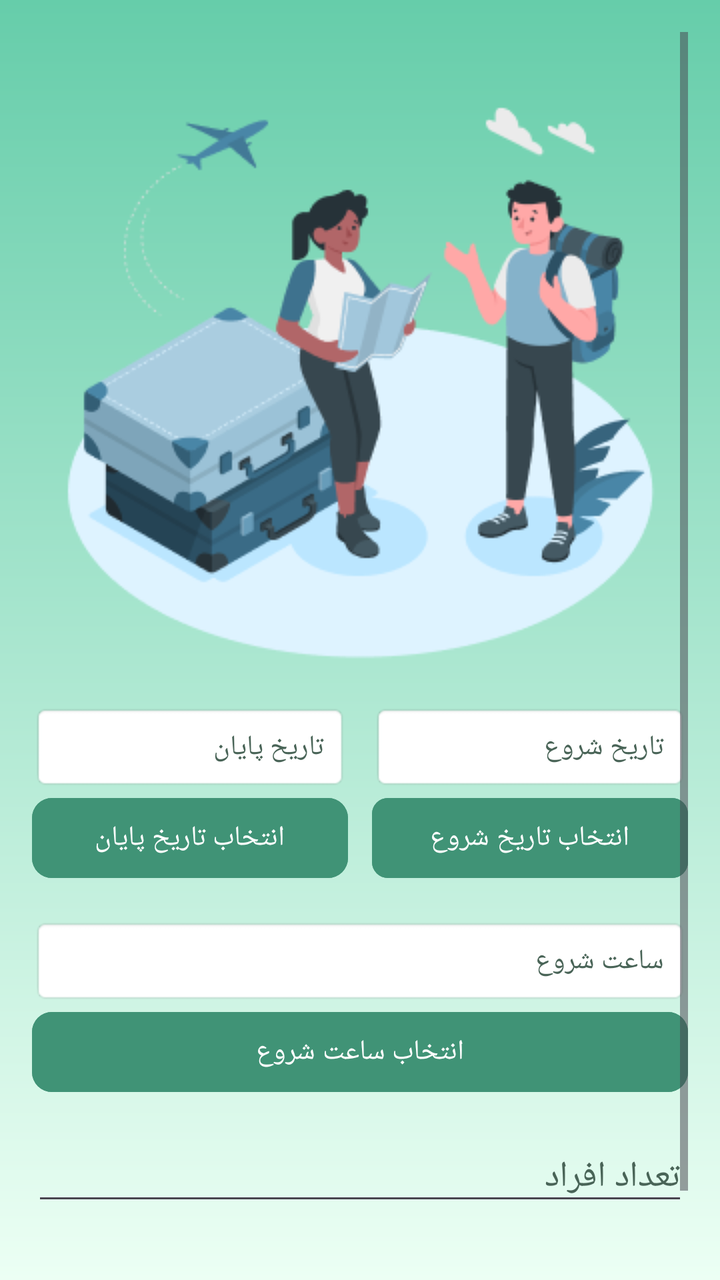
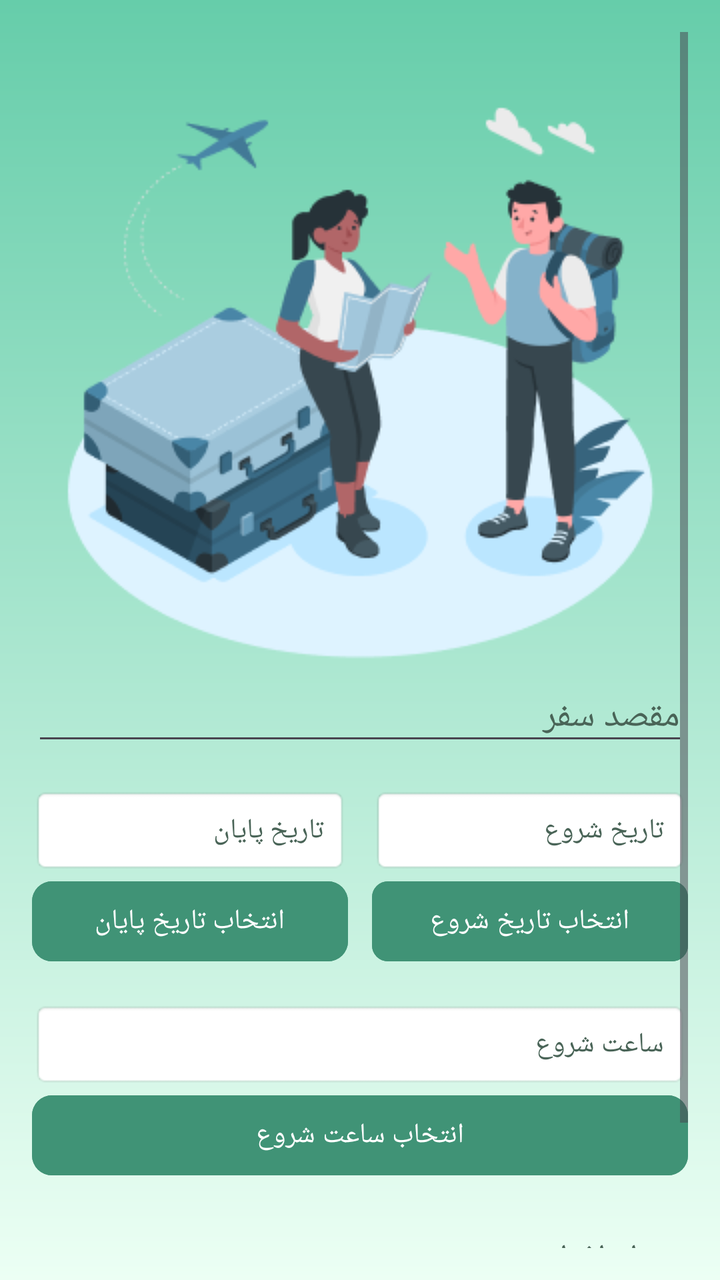

Before-and-after screenshots of an Android layout around one commit, followed by the original layout XML and the change that was made.
<!-- AndroidManifest.xml: application theme Theme.TripMate -->
<!-- res/layout/activity_new_trip.xml -->
<ScrollView xmlns:android="http://schemas.android.com/apk/res/android"
    android:layout_width="match_parent"
    android:layout_height="match_parent"
    xmlns:app="http://schemas.android.com/apk/res-auto"
    android:padding="16dp"
    android:background="@drawable/gradient_background">

    <LinearLayout
        android:layout_width="match_parent"
        android:layout_height="wrap_content"
        android:orientation="vertical"
        android:gravity="center"
        android:layout_marginTop="20dp">

        <ImageView
            android:layout_width="300dp"
            android:layout_height="300dp"
            android:adjustViewBounds="true"
            android:src="@drawable/trip" />

        
        <LinearLayout
            android:layout_width="match_parent"
            android:layout_height="wrap_content"
            android:orientation="horizontal"
            android:layout_marginTop="16dp"
            android:gravity="center"
            android:layoutDirection="rtl">

            
            <LinearLayout
                android:layout_width="0dp"
                android:layout_weight="1"
                android:layout_height="wrap_content"
                android:orientation="vertical">

                <TextView

                    android:id="@+id/tvStartDate"
                    android:layout_width="match_parent"
                    android:layout_height="wrap_content"
                    android:hint="تاریخ شروع"
                    android:fontFamily="@font/vazirmatn"
                    android:padding="12dp"
                    android:background="@android:drawable/editbox_background"
                    android:textColor="#0B2A1C"
                    android:textColorHint="#496457"
                    />

                <Button
                    android:id="@+id/btnSelectStartDate"
                    android:layout_width="match_parent"
                    android:layout_height="wrap_content"
                    android:backgroundTint="#409376"
                    android:fontFamily="@font/vazirmatn"
                    app:cornerRadius="8dp"
                    android:text="انتخاب تاریخ شروع" />
            </LinearLayout>

            <Space
                android:layout_width="12dp"
                android:layout_height="wrap_content" />

            
            <LinearLayout
                android:layout_width="0dp"
                android:layout_weight="1"
                android:layout_height="wrap_content"
                android:orientation="vertical">

                <TextView
                    android:id="@+id/tvEndDate"
                    android:layout_width="match_parent"
                    android:layout_height="wrap_content"
                    android:hint="تاریخ پایان"
                    android:fontFamily="@font/vazirmatn"
                    android:padding="12dp"
                    android:background="@android:drawable/editbox_background"
                    android:textColor="#0B2A1C"
                    android:textColorHint="#496457"
                    />

                <Button
                    android:id="@+id/btnSelectEndDate"
                    android:layout_width="match_parent"
                    android:layout_height="wrap_content"
                    android:backgroundTint="#409376"
                    android:fontFamily="@font/vazirmatn"
                    app:cornerRadius="10dp"

                    android:text="انتخاب تاریخ پایان" />
            </LinearLayout>
        </LinearLayout>

        
        <LinearLayout
            android:layout_width="match_parent"
            android:layout_height="wrap_content"
            android:orientation="vertical"
            android:layout_marginTop="16dp">

            <TextView
                android:id="@+id/tvStartTime"
                android:layout_width="match_parent"
                android:layout_height="wrap_content"
                android:hint="ساعت شروع"
                android:fontFamily="@font/vazirmatn"
                android:padding="12dp"
                android:background="@android:drawable/editbox_background"
                android:textColor="#0B2A1C"
                android:textColorHint="#496457"
                />

            <Button
                android:id="@+id/btnSelectStartTime"
                android:layout_width="match_parent"
                android:layout_height="wrap_content"
                android:backgroundTint="#409376"
                android:fontFamily="@font/vazirmatn"
                app:cornerRadius="10dp"
                android:text="انتخاب ساعت شروع" />
        </LinearLayout>

        <EditText
            android:id="@+id/etPeopleCount"
            android:layout_width="match_parent"
            android:layout_height="wrap_content"
            android:hint="تعداد افراد"
            android:fontFamily="@font/vazirmatn"
            android:inputType="number"
            android:layout_marginTop="16dp"
            android:textColor="#0B2A1C"
            android:textColorHint="#496457"/>
        <Button
            android:id="@+id/btnGoToToDo"
            android:layout_width="match_parent"
            android:layout_height="wrap_content"
            android:backgroundTint="#409376"
            android:fontFamily="@font/vazirmatn"
            android:text="ثبت سفر"
            android:layout_marginTop="16dp" />
    </LinearLayout>
</ScrollView>
<!-- resources referenced by this layout -->
<resources>
  <!-- drawable gradient_background (drawable) -->
  <?xml version="1.0" encoding="utf-8"?>
  <shape xmlns:android="http://schemas.android.com/apk/res/android">
      <gradient
          android:startColor="#66CDAA"
          android:endColor="#ECFFF4"
          android:angle="8"/>
  </shape>
  <!-- drawable trip: png bitmap (drawable, 30752 bytes) -->
  <style name="Theme.TripMate" parent="Base.Theme.TripMate" />
  <style name="Base.Theme.TripMate" parent="Theme.Material3.DayNight.NoActionBar">
          
          
      </style>
</resources>

<!-- the commit's change to res/layout/activity_new_trip.xml (unified diff, before → after) -->
@@ -17,7 +17,16 @@
             android:layout_height="300dp"
             android:adjustViewBounds="true"
             android:src="@drawable/trip" />
-
+        <EditText
+            android:id="@+id/etDestination"
+            android:layout_width="match_parent"
+            android:layout_height="wrap_content"
+            android:hint="مقصد سفر"
+            android:inputType="text"
+            android:textColor="#0B2A1C"
+            android:textColorHint="#496457"
+            android:fontFamily="@font/vazirmatn"
+            />
         
         <LinearLayout
             android:layout_width="match_parent"
@@ -92,7 +101,6 @@
             </LinearLayout>
         </LinearLayout>
 
-        
         <LinearLayout
             android:layout_width="match_parent"
             android:layout_height="wrap_content"
